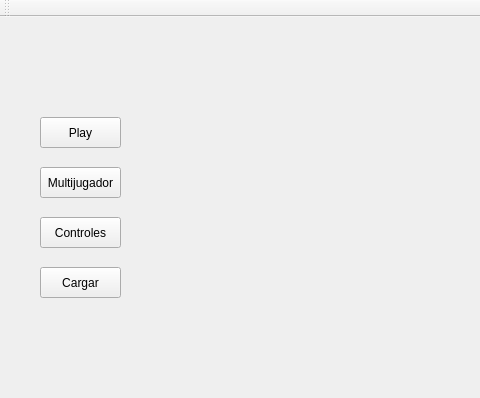
Above: MUK/mainwindow.ui from sebastiangh21/juego-info2 before the change; both pictures show x 0 to 480 and y 0 to 398 of the 1000 by 500 pixel window. Below: the same form after it.
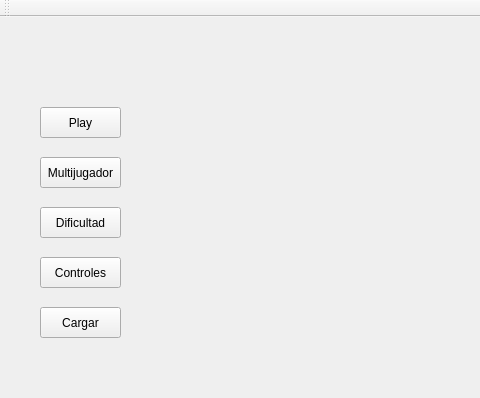
That is the form after the change.

What changed in the file:
```diff
--- a/MUK/mainwindow.ui
+++ b/MUK/mainwindow.ui
@@ -18,7 +18,7 @@
     <property name="geometry">
      <rect>
       <x>40</x>
-      <y>100</y>
+      <y>90</y>
       <width>81</width>
       <height>31</height>
      </rect>
@@ -31,7 +31,7 @@
     <property name="geometry">
      <rect>
       <x>40</x>
-      <y>200</y>
+      <y>240</y>
       <width>81</width>
       <height>31</height>
      </rect>
@@ -44,7 +44,7 @@
     <property name="geometry">
      <rect>
       <x>40</x>
-      <y>250</y>
+      <y>290</y>
       <width>81</width>
       <height>31</height>
      </rect>
@@ -57,7 +57,7 @@
     <property name="geometry">
      <rect>
       <x>40</x>
-      <y>150</y>
+      <y>140</y>
       <width>81</width>
       <height>31</height>
      </rect>
@@ -66,6 +66,19 @@
      <string>Multijugador</string>
     </property>
    </widget>
+   <widget class="QPushButton" name="pushButton">
+    <property name="geometry">
+     <rect>
+      <x>40</x>
+      <y>190</y>
+      <width>81</width>
+      <height>31</height>
+     </rect>
+    </property>
+    <property name="text">
+     <string>Dificultad</string>
+    </property>
+   </widget>
   </widget>
   <widget class="QMenuBar" name="menuBar">
    <property name="geometry">
```
